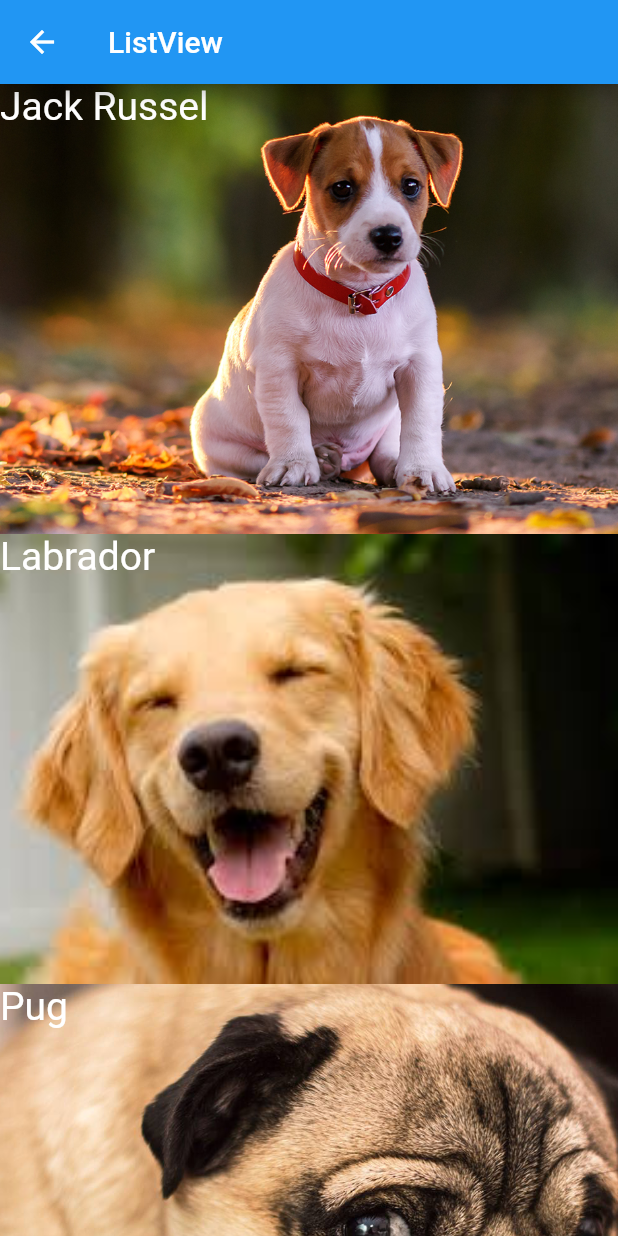
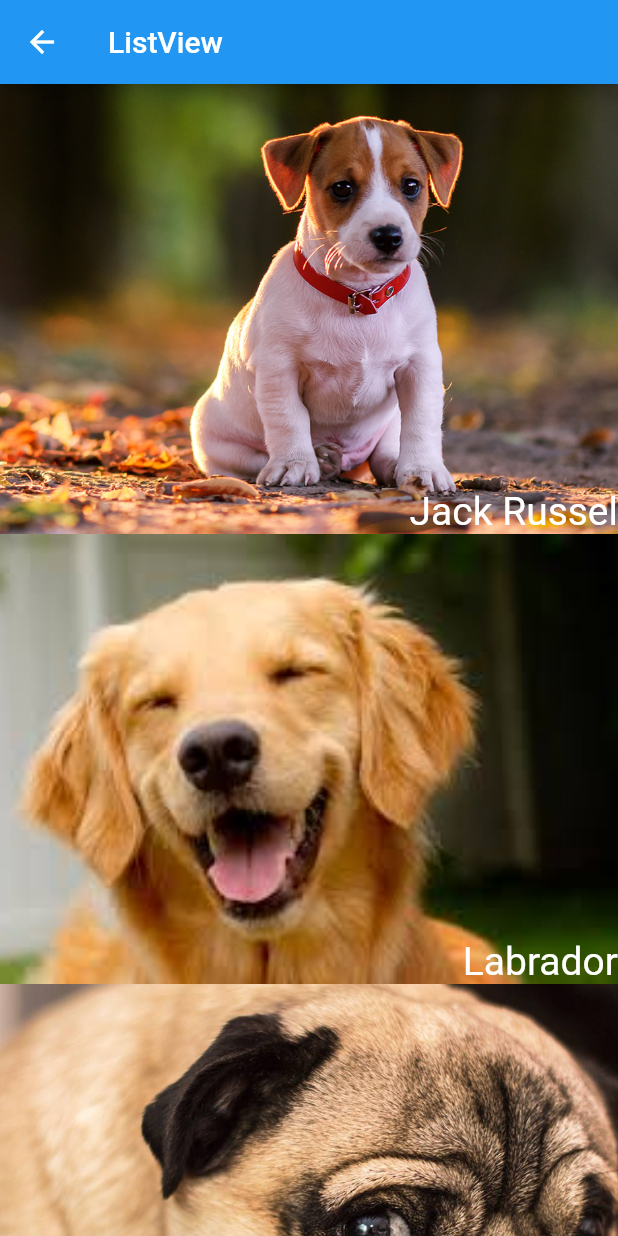
Before and after one commit to alex-girao/flutter_app, a Flutter app: the HelloListView screen opened directly, on a phone screen of 412 x 824 dp. Run offline on Flutter 3.47's test engine with Material 2 defaults, Android fonts, the phone set to English and light mode, and no system bars.

Commit message:
Listview com Stack, definindo alinhamento

```diff
--- a/lib/pages/hello_listview.dart
+++ b/lib/pages/hello_listview.dart
@@ -38,9 +38,13 @@ class HelloListView extends StatelessWidget {
             //primeiro a imagem
             _img(dog.foto),
             //depois o nome
-            Text(
-              dog.nome,
-              style: TextStyle(fontSize: 26, color: Colors.white),
+            Container(
+              alignment: Alignment.bottomRight,
+              //alignment: Alignment(1,1),
+              child: Text(
+                dog.nome,
+                style: TextStyle(fontSize: 26, color: Colors.white),
+              ),
             ),
           ],
         );
```
